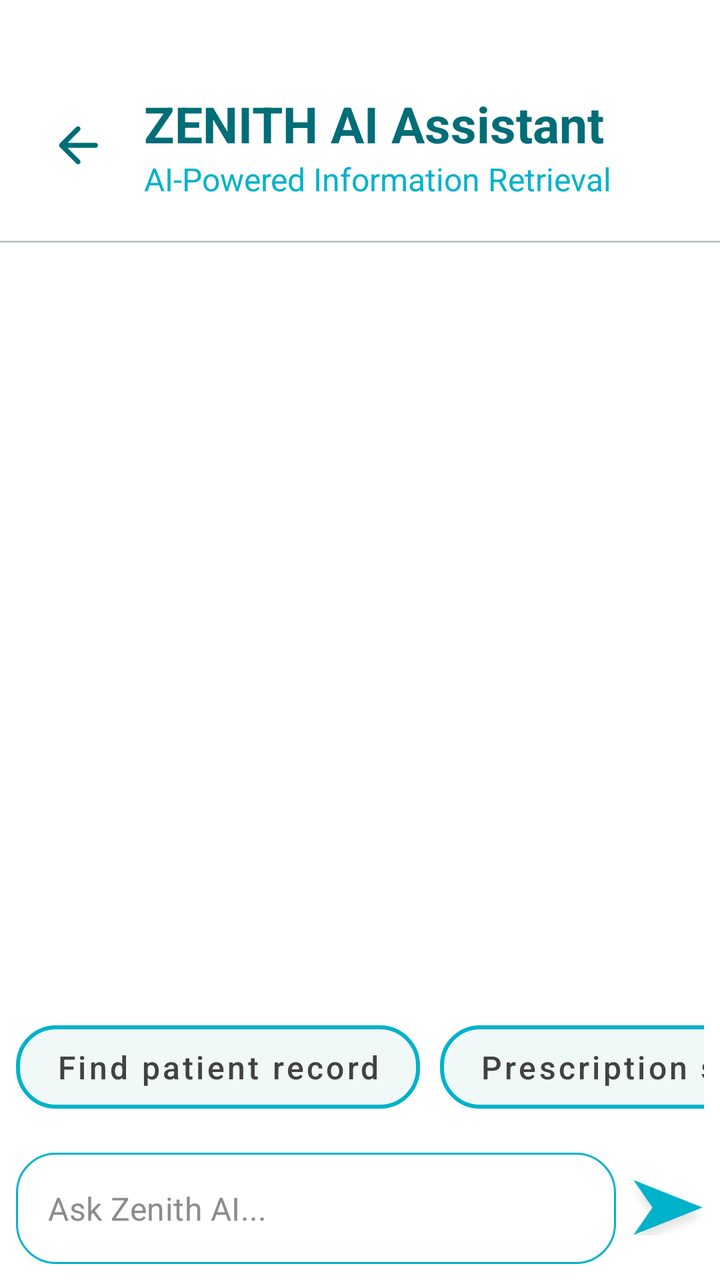
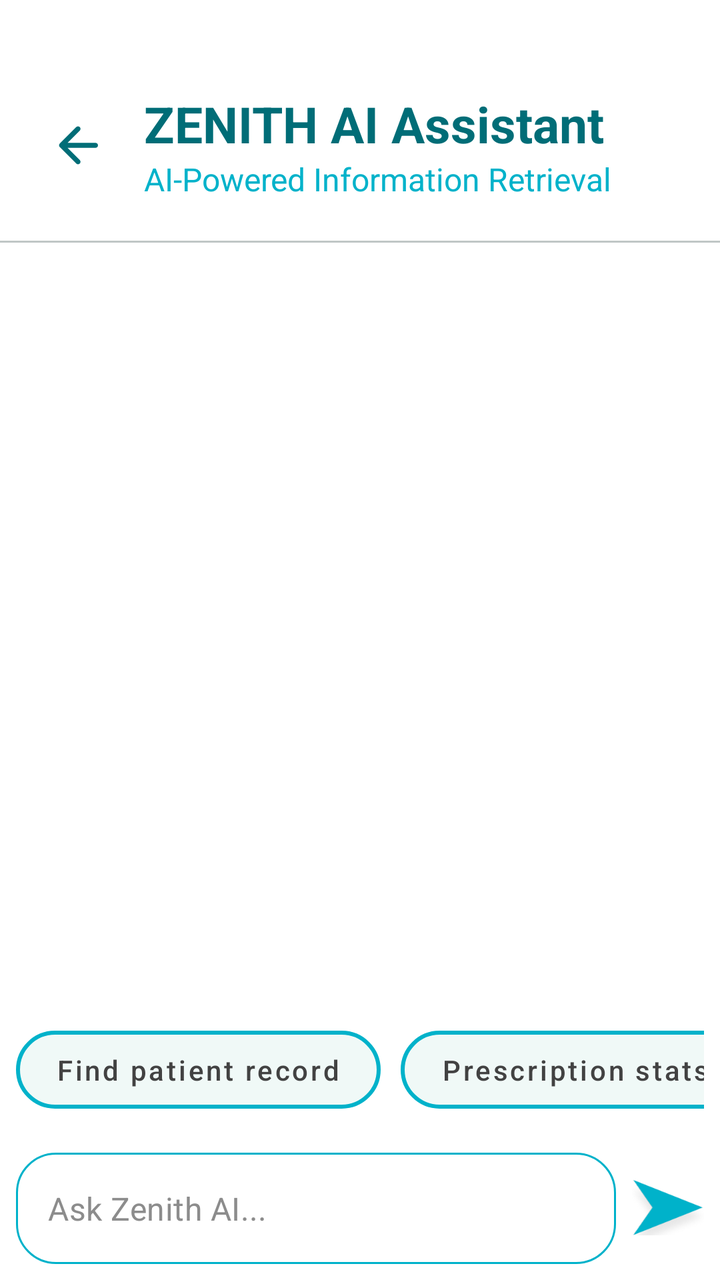

Compare the two renders of this Android layout. The source of the first and the diff that turns it into the second are given below.
<!-- AndroidManifest.xml: application theme Theme.Zenith -->
<!-- res/layout/activity_chatbot.xml -->
<?xml version="1.0" encoding="utf-8"?>
<androidx.constraintlayout.widget.ConstraintLayout xmlns:android="http://schemas.android.com/apk/res/android"
    xmlns:app="http://schemas.android.com/apk/res-auto"
    xmlns:tools="http://schemas.android.com/tools"
    android:id="@+id/main"
    android:layout_width="match_parent"
    android:layout_height="match_parent"
    tools:context=".Chatbot">

    <RelativeLayout
        android:id="@+id/toolbar_layout"
        android:layout_width="match_parent"
        android:layout_height="wrap_content"
        android:layout_marginTop="24sp"
        android:background="@drawable/bottom_divider"
        android:paddingHorizontal="24dp"
        android:paddingVertical="21sp"
        app:layout_constraintTop_toTopOf="parent"
        app:layout_constraintStart_toStartOf="parent"
        app:layout_constraintEnd_toEndOf="parent">

        <ImageButton
            android:id="@+id/back"
            android:layout_width="30dp"
            android:layout_height="30dp"
            android:layout_centerVertical="true"
            android:background="@drawable/round_arrow_back_24"
            android:contentDescription="@string/none" />

        <LinearLayout
            android:layout_width="wrap_content"
            android:layout_height="wrap_content"
            android:layout_marginStart="18dp"
            android:layout_toEndOf="@id/back"
            android:orientation="vertical">

            <TextView
                android:id="@+id/toolbar_title"
                android:layout_width="wrap_content"
                android:layout_height="wrap_content"
                android:text="ZENITH AI Assistant"
                android:textColor="@color/caribbean"
                android:textSize="25sp"
                android:textStyle="bold" />

            <TextView
                android:id="@+id/toolbar_subtitle"
                android:layout_width="wrap_content"
                android:layout_height="wrap_content"
                android:text="AI-Powered Information Retrieval"
                android:textColor="@color/moonstone"
                android:textSize="16sp" />

        </LinearLayout>
    </RelativeLayout>

    <androidx.recyclerview.widget.RecyclerView
        android:id="@+id/chat_recyclerview"
        android:layout_width="match_parent"
        android:layout_height="0dp"
        app:layout_constraintTop_toBottomOf="@id/toolbar_layout"
        app:layout_constraintBottom_toTopOf="@id/bottom_controls_layout"
        app:layout_constraintStart_toStartOf="parent"
        app:layout_constraintEnd_toEndOf="parent" />

    <HorizontalScrollView
        android:id="@+id/bottom_controls_layout"
        android:layout_width="match_parent"
        android:layout_height="wrap_content"
        android:padding="8dp"
        android:scrollbars="none"
        app:layout_constraintBottom_toTopOf="@id/chat"
        app:layout_constraintStart_toStartOf="parent"
        app:layout_constraintEnd_toEndOf="parent">

        <LinearLayout
            android:layout_width="wrap_content"
            android:layout_height="wrap_content"
            android:orientation="horizontal"
            android:gravity="center_vertical">

            <com.google.android.material.button.MaterialButton
                android:id="@+id/patient_records"
                android:layout_width="wrap_content"
                android:layout_height="wrap_content"
                android:paddingHorizontal="20dp"
                android:paddingVertical="10dp"
                android:backgroundTint="@color/cream"
                android:text="Find patient record"
                android:textColor="@color/text"
                android:textSize="16sp"
                android:textAllCaps="false"
                app:cornerRadius="20dp"
                app:strokeColor="@color/moonstone"
                app:strokeWidth="2dp"
                android:stateListAnimator="@null" />

            <com.google.android.material.button.MaterialButton
                android:id="@+id/prescription_stats"
                android:layout_width="wrap_content"
                android:layout_height="wrap_content"
                android:layout_marginStart="10dp"
                android:paddingHorizontal="20dp"
                android:paddingVertical="10dp"
                android:backgroundTint="@color/cream"
                android:text="Prescription stats"
                android:textColor="@color/text"
                android:textSize="16sp"
                android:textAllCaps="false"
                app:cornerRadius="20dp"
                app:strokeColor="@color/moonstone"
                app:strokeWidth="2dp"
                android:stateListAnimator="@null" />

            <com.google.android.material.button.MaterialButton
                android:id="@+id/follow_ups"
                android:layout_width="wrap_content"
                android:layout_height="wrap_content"
                android:layout_marginStart="10dp"
                android:paddingHorizontal="20dp"
                android:paddingVertical="10dp"
                android:backgroundTint="@color/cream"
                android:text="Upcoming follow-ups"
                android:textColor="@color/text"
                android:textSize="16sp"
                android:textAllCaps="false"
                app:cornerRadius="20dp"
                app:strokeColor="@color/moonstone"
                app:strokeWidth="2dp"
                android:stateListAnimator="@null" />

            <com.google.android.material.button.MaterialButton
                android:id="@+id/referral_suggestions"
                android:layout_width="wrap_content"
                android:layout_height="wrap_content"
                android:layout_marginStart="10dp"
                android:paddingHorizontal="20dp"
                android:paddingVertical="10dp"
                android:backgroundTint="@color/cream"
                android:text="Referral suggestions"
                android:textColor="@color/text"
                android:textSize="16sp"
                android:textAllCaps="false"
                app:cornerRadius="20dp"
                app:strokeColor="@color/moonstone"
                app:strokeWidth="2dp"
                android:stateListAnimator="@null" />

        </LinearLayout>

    </HorizontalScrollView>

    <LinearLayout
        android:id="@+id/chat"
        android:layout_width="match_parent"
        android:layout_height="wrap_content"
        android:orientation="horizontal"
        android:gravity="center_vertical"
        android:padding="8dp"
        app:layout_constraintBottom_toBottomOf="parent"
        app:layout_constraintStart_toStartOf="parent"
        app:layout_constraintEnd_toEndOf="parent">

        <com.google.android.material.textfield.TextInputLayout
            android:id="@+id/chat_input_layout"
            android:layout_width="0dp"
            android:layout_height="wrap_content"
            android:layout_weight="1"
            style="@style/Widget.MaterialComponents.TextInputLayout.OutlinedBox"
            app:boxStrokeWidth="1dp"
            app:boxStrokeWidthFocused="2dp"
            app:boxStrokeColor="@color/type_border_color"
            app:hintEnabled="false"
            app:boxCornerRadiusBottomEnd="20dp"
            app:boxCornerRadiusBottomStart="20dp"
            app:boxCornerRadiusTopEnd="20dp"
            app:boxCornerRadiusTopStart="20dp">

            <com.google.android.material.textfield.TextInputEditText
                android:id="@+id/chat_input_edittext"
                android:layout_width="match_parent"
                android:layout_height="wrap_content"
                android:hint="Ask Zenith AI..."
                android:textColorHint="#8C8C8C"
                android:inputType="textCapSentences|textMultiLine"
                android:maxLines="5"
                android:imeOptions="actionSend" />
        </com.google.android.material.textfield.TextInputLayout>

        <ImageButton
            android:scaleType="centerInside"
            android:id="@+id/send_button"
            android:layout_width="36dp"
            android:layout_height="36dp"
            android:layout_marginStart="8dp"
            android:src="@drawable/send"
            android:adjustViewBounds="true"
            android:background="?attr/selectableItemBackgroundBorderless"
            android:contentDescription="Send message" />

    </LinearLayout>

</androidx.constraintlayout.widget.ConstraintLayout>
<!-- resources referenced by this layout -->
<resources>
  <color name="caribbean">#FF006D77</color>
  <color name="cream">#FFF0F9F7</color>
  <color name="moonstone">#FF00B2CA</color>
  <color name="text">#FF424242</color>
  <!-- drawable bottom_divider (drawable) -->
  <?xml version="1.0" encoding="utf-8"?>
  <layer-list xmlns:android="http://schemas.android.com/apk/res/android">
      
      <item>
          <shape android:shape="rectangle">
              <solid android:color="@color/white" />
          </shape>
      </item>
  
      
      <item android:gravity="bottom">
          <shape android:shape="rectangle">
              <size android:height="1dp" />
              <solid android:color="@color/accent" />
          </shape>
      </item>
  </layer-list>
  <!-- drawable round_arrow_back_24 (drawable) -->
  <vector xmlns:android="http://schemas.android.com/apk/res/android" android:autoMirrored="true" android:height="24dp" android:tint="#006D77" android:viewportHeight="24" android:viewportWidth="24" android:width="24dp">
        
      <path android:fillColor="@android:color/white" android:pathData="M19,11H7.83l4.88,-4.88c0.39,-0.39 0.39,-1.03 0,-1.42 -0.39,-0.39 -1.02,-0.39 -1.41,0l-6.59,6.59c-0.39,0.39 -0.39,1.02 0,1.41l6.59,6.59c0.39,0.39 1.02,0.39 1.41,0 0.39,-0.39 0.39,-1.02 0,-1.41L7.83,13H19c0.55,0 1,-0.45 1,-1s-0.45,-1 -1,-1z"/>
      
  </vector>
  <!-- drawable send: png bitmap (drawable, 9348 bytes) -->
  <string name="none">none</string>
  <style name="Theme.Zenith" parent="Theme.MaterialComponents.Light.NoActionBar">
          
          <item name="colorPrimary">@color/moonstone</item>
          <item name="colorPrimaryVariant">@color/caribbean</item>
          <item name="colorOnPrimary">@color/coral</item>
          
          <item name="colorSecondary">@color/coral</item>
          <item name="colorSecondaryVariant">@color/tangerine</item>
          <item name="colorOnSecondary">@color/moonstone</item>
          
          <item name="android:statusBarColor">?attr/colorPrimaryVariant</item>
          
      </style>
  <color name="white">#FFFFFFFF</color>
  <color name="accent">#FFC0C7C6</color>
  <color name="coral">#FFFF7B54</color>
  <color name="tangerine">#FFFF9576</color>
</resources>

<!-- the commit's change to res/layout/activity_chatbot.xml (unified diff, before → after) -->
@@ -88,7 +88,7 @@
                 android:backgroundTint="@color/cream"
                 android:text="Find patient record"
                 android:textColor="@color/text"
-                android:textSize="16sp"
+                android:textSize="14sp"
                 android:textAllCaps="false"
                 app:cornerRadius="20dp"
                 app:strokeColor="@color/moonstone"
@@ -105,7 +105,7 @@
                 android:backgroundTint="@color/cream"
                 android:text="Prescription stats"
                 android:textColor="@color/text"
-                android:textSize="16sp"
+                android:textSize="14sp"
                 android:textAllCaps="false"
                 app:cornerRadius="20dp"
                 app:strokeColor="@color/moonstone"
@@ -122,7 +122,7 @@
                 android:backgroundTint="@color/cream"
                 android:text="Upcoming follow-ups"
                 android:textColor="@color/text"
-                android:textSize="16sp"
+                android:textSize="14sp"
                 android:textAllCaps="false"
                 app:cornerRadius="20dp"
                 app:strokeColor="@color/moonstone"
@@ -139,7 +139,7 @@
                 android:backgroundTint="@color/cream"
                 android:text="Referral suggestions"
                 android:textColor="@color/text"
-                android:textSize="16sp"
+                android:textSize="14sp"
                 android:textAllCaps="false"
                 app:cornerRadius="20dp"
                 app:strokeColor="@color/moonstone"
